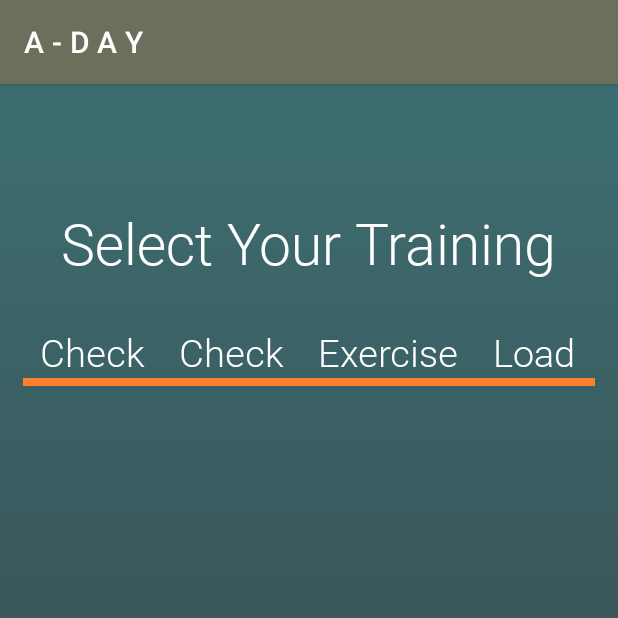
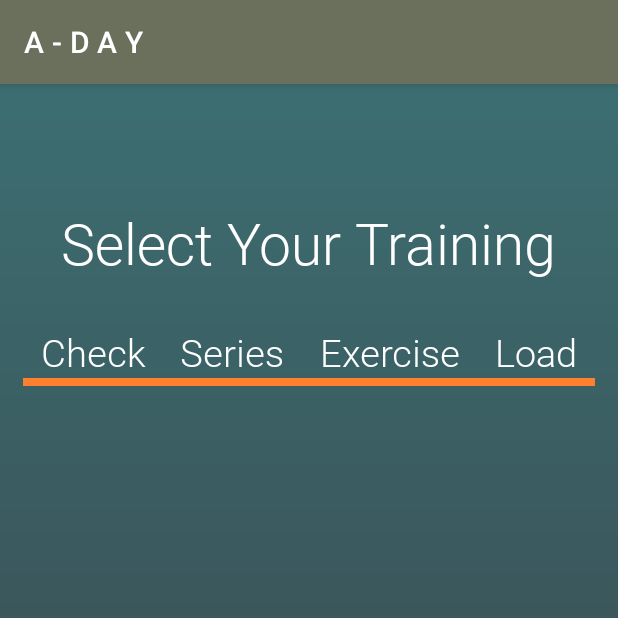
Before and after one commit to matsouto/workoutplanner, an Android app: the Lats screen opened directly, with no data from a screen before it, on a phone screen of 412 x 824 dp, the top half of it. Run offline under Robolectric (Android 15) with nearby library versions, the phone set to English and light mode, and no system bars.

Commit message:
testing checkouts

```diff
--- a/app/src/main/res/layout/activity_lats.xml
+++ b/app/src/main/res/layout/activity_lats.xml
@@ -44,7 +44,7 @@
                 android:layout_column="2"
                 android:fontFamily="@font/roboto_light"
                 android:gravity="center"
-                android:text="@string/check"
+                android:text="@string/series"
                 android:textAlignment="center"
                 android:textColor="@color/white"
                 android:textSize="25sp" />
--- a/app/src/main/res/values/strings.xml
+++ b/app/src/main/res/values/strings.xml
@@ -19,4 +19,5 @@
     <string name="timer">Timer</string>
     <string name="log_out">Log out</string>
     <string name="add">Add</string>
+    <string name="series">Series</string>
 </resources>
```
